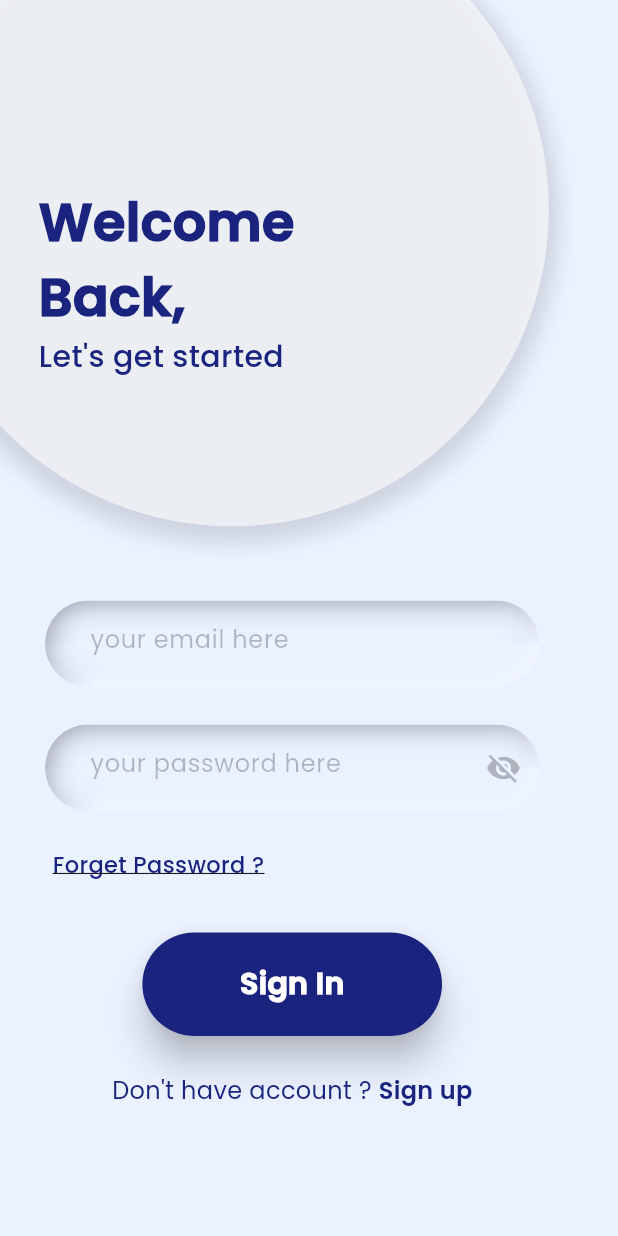
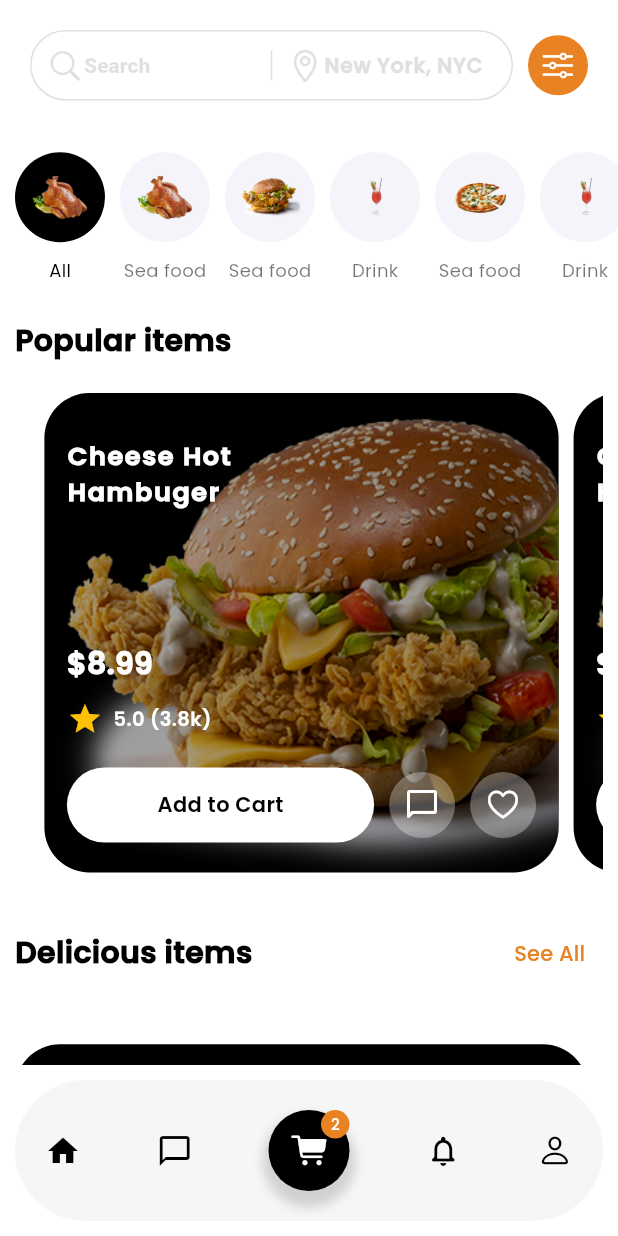
Before and after one commit to christ-dev19/freestyles, a Flutter app: the screen it shows after launch, on a phone screen of 412 x 824 dp. Run offline on Flutter 3.47's test engine with Material 2 defaults, Android fonts, the phone set to English and light mode, and no system bars.

Commit message:
fix FoodOrderingApp1

```diff
--- a/lib/core/AppRouting.dart
+++ b/lib/core/AppRouting.dart
@@ -6,13 +6,15 @@ import 'package:freestyles/screens/LoginPage.dart';
 import '../screens/CorporateWellnessPage.dart';
 import '../screens/CorporateWellnessWithModalPage.dart';
 import '../screens/DragableCustom.dart';
- import '../screens/MyHomePage.dart';
+import '../screens/FoodOrderingApp/FoodOrderingApp1.dart';
+import '../screens/MyHomePage.dart';
 import '../screens/RegisterPage.dart';
 
 class AppRouting {
   static const home = "home";
   static const login = "login";
   static const register = "register";
+  static const foodOrderingApp1 = "FoodOrderingApp1";
   static const corporateWellness = "corporateWellness";
   static const corporateWellnessWithModalPage =
       "CorporateWellnessWithModalPage";
@@ -44,6 +46,11 @@ class AppRouting {
         return MaterialPageRoute(builder: (_) {
           return const CorporateWellnessPage();
         });
+
+      case foodOrderingApp1:
+        return MaterialPageRoute(builder: (_) {
+          return const FoodOrderingApp1();
+        });
       case corporateWellnessWithModalPage:
         return MaterialPageRoute(builder: (_) {
           return const CorporateWellnessWithModalPage();
--- a/lib/main.dart
+++ b/lib/main.dart
@@ -15,7 +15,7 @@ class MyApp extends StatelessWidget {
     return MaterialApp(
       title: 'Flutter Demo',
       debugShowCheckedModeBanner: false,
-      initialRoute: AppRouting.login,
+      initialRoute: AppRouting.foodOrderingApp1,
       onGenerateRoute: (settings) => AppRouting.onGenerateRoute(settings),
       onGenerateTitle: (context) {
         return "context";
--- /dev/null
+++ b/lib/screens/FoodOrderingApp/FoodOrderingApp1.dart
@@ -0,0 +1,520 @@
+import 'dart:math';
+
+import 'package:flutter/cupertino.dart';
+import 'package:flutter/material.dart';
+import 'package:flutter/services.dart';
+import 'package:intl/intl.dart';
+import 'package:vector_math/vector_math.dart' as vm;
+
+Color colorOrange = const Color.fromRGBO(233, 130, 34, 1);
+Color colorGrey = const Color.fromRGBO(216, 216, 236, 0.28627450980392155);
+
+class FoodOrderingApp1 extends StatefulWidget {
+  const FoodOrderingApp1({super.key});
+
+  @override
+  State<FoodOrderingApp1> createState() => _FoodOrderingApp1State();
+}
+
+class _FoodOrderingApp1State extends State<FoodOrderingApp1> {
+  List<dynamic> foods = [
+    {
+      "id": Random().nextInt(99),
+      'name': "All",
+      "image": "assets/images/FoodOrderingApp/chicken.png"
+    },
+    {
+      "id": Random().nextInt(99),
+      'name': "Sea food",
+      "image": "assets/images/FoodOrderingApp/chicken.png"
+    },
+    {
+      "id": Random().nextInt(99),
+      'name': "Sea food",
+      "image": "assets/images/FoodOrderingApp/hamburger1.png"
+    },
+    {
+      "id": Random().nextInt(99),
+      'name': "Drink",
+      "image": "assets/images/FoodOrderingApp/watermelon.png"
+    },
+    {
+      "id": Random().nextInt(99),
+      'name': "Sea food",
+      "image": "assets/images/FoodOrderingApp/pizza.png"
+    },
+    {
+      "id": Random().nextInt(99),
+      'name': "Drink",
+      "image": "assets/images/FoodOrderingApp/watermelon.png"
+    },
+    {
+      "id": Random().nextInt(99),
+      'name': "Sea food",
+      "image": "assets/images/FoodOrderingApp/chicken.png"
+    },
+    {
+      "id": Random().nextInt(99),
+      'name': "Sea food",
+      "image": "assets/images/FoodOrderingApp/pizza.png"
+    },
+  ];
+  List<dynamic> itemPopulars = List.generate(
+      4, (index) => {"image": "assets/images/FoodOrderingApp/hamburger1.png"});
+  List<dynamic> itemPizza = List.generate(
+      4, (index) => {"image": "assets/images/FoodOrderingApp/pizza.png"});
+
+  int foodsIndexSelected = 0;
+  int itemPopularIndexSelected = 0;
+
+  TextEditingController _searchController = TextEditingController();
+
+  final PageController _pageController =
+      PageController(viewportFraction: .9, initialPage: 0);
+
+  @override
+  void initState() {
+    // TODO: implement initState
+    _searchController = TextEditingController(text: "Search");
+    super.initState();
+  }
+
+  @override
+  Widget build(BuildContext context) {
+    Size size = MediaQuery.of(context).size;
+
+    return AnnotatedRegion<SystemUiOverlayStyle>(
+      value: const SystemUiOverlayStyle(
+        statusBarColor: Colors.white,
+        statusBarIconBrightness: Brightness.dark,
+      ),
+      child: Scaffold(
+        backgroundColor: Colors.white,
+        body: SafeArea(
+          child: SingleChildScrollView(
+            child: Column(
+              children: [
+                Container(
+                  width: size.width,
+                  margin: const EdgeInsets.all(20),
+                  child: Row(
+                    mainAxisAlignment: MainAxisAlignment.spaceBetween,
+                    crossAxisAlignment: CrossAxisAlignment.center,
+                    children: [
+                      Expanded(
+                        child: Container(
+                          padding: const EdgeInsets.all(10),
+                          margin: const EdgeInsets.only(right: 10),
+                          decoration: BoxDecoration(
+                            shape: BoxShape.rectangle,
+                            borderRadius: BorderRadius.circular(50),
+                            border: Border.all(
+                              color: Colors.black12,
+                              width: 1,
+                            ),
+                          ),
+                          child: Row(
+                            mainAxisAlignment: MainAxisAlignment.start,
+                            crossAxisAlignment: CrossAxisAlignment.center,
+                            children: [
+                              const Icon(
+                                CupertinoIcons.search,
+                                size: 25,
+                                color: Colors.black12,
+                              ),
+                              Expanded(
+                                child: EditableText(
+                                  maxLines: 1,
+                                  textAlign: TextAlign.start,
+                                  backgroundCursorColor: Colors.black12,
+                                  controller: _searchController,
+                                  cursorColor: Colors.black12,
+                                  style: const TextStyle(
+                                    color: Colors.black12,
+                                    fontWeight: FontWeight.w900,
+                                  ),
+                                  focusNode: FocusNode(),
+                                ),
+                              ),
+                              Transform.rotate(
+                                angle: vm.radians(90),
+                                child: Container(
+                                  height: 1,
+                                  width: 20,
+                                  decoration: const BoxDecoration(
+                                    color: Colors.black12,
+                                  ),
+                                ),
+                              ),
+                              const Icon(
+                                CupertinoIcons.placemark,
+                                size: 25,
+                                color: Colors.black12,
+                              ),
+                                Flexible(
+                                child: GestureDetector(
+                                  onTap: () {
+                                    debugPrint("GestureDetector");
+                                  },
+                                  child: const Text(
+                                    'New York, NYC',
+                                    maxLines: 1,
+                                    overflow: TextOverflow.ellipsis,
+                                    style: TextStyle(
+                                        color: Colors.black12,
+                                        fontWeight: FontWeight.w900),
+                                  ),
+                                ),
+                              ),
+                            ],
+                          ),
+                        ),
+                      ),
+                      CircleAvatar(
+                        backgroundColor: colorOrange,
+                        radius: 20,
+                        child: const Icon(
+                          CupertinoIcons.slider_horizontal_3,
+                          color: Colors.white,
+                        ),
+                      )
+                    ],
+                  ),
+                ),
+                Container(
+                  constraints: BoxConstraints(
+                    minHeight: size.height / 9,
+                    maxHeight: size.height / 7.1,
+                    minWidth: size.width,
+                  ),
+                  child: ListView.separated(
+                    itemCount: foods.length,
+                    padding: const EdgeInsets.symmetric(horizontal: 10),
+                    separatorBuilder: (context, index) => SizedBox(
+                      width: index == foods.length ? 0 : 10,
+                    ),
+                    scrollDirection: Axis.horizontal,
+                    itemBuilder: (ctx, index) {
+                      dynamic food = foods[index];
+                      return GestureDetector(
+                        onTap: () {
+                          foodsIndexSelected = index;
+                          setState(() {});
+                        },
+                        child: Column(
+                          mainAxisAlignment: MainAxisAlignment.center,
+                          children: [
+                            CircleAvatar(
+                              backgroundColor: index == foodsIndexSelected
+                                  ? Colors.black
+                                  : colorGrey,
+                              radius: 30,
+                              child: Padding(
+                                padding: const EdgeInsets.all(10.0),
+                                child: Image.asset(
+                                  '${food['image']}',
+                                  alignment: Alignment.center,
+                                  fit: BoxFit.cover,
+                                  repeat: ImageRepeat.noRepeat,
+                                ),
+                              ),
+                            ),
+                            Container(
+                              margin: const EdgeInsets.only(top: 10),
+                              child: Text(
+                                "${food['name']}",
+                                style: TextStyle(
+                                  color: index == foodsIndexSelected
+                                      ? Colors.black
+                                      : Colors.black54,
+                                  fontSize: 12,
+                                ),
+                              ),
+                            )
+                          ],
+                        ),
+                      );
+                    },
+                  ),
+                ),
+                Container(
+                  margin: const EdgeInsets.all(10),
+                  width: size.width,
+                  child: const Text(
+                    'Popular items',
+                    textAlign: TextAlign.start,
+                    style: TextStyle(
+                        fontWeight: FontWeight.w900,
+                        color: Colors.black,
+                        fontSize: 20),
+                  ),
+                ),
+                Container(
+                  margin: const EdgeInsets.all(10),
+                  width: size.width,
+                  constraints: BoxConstraints(
+                    minHeight: size.height / 3.5,
+                    maxHeight: size.height / 2.5,
+                  ),
+                  child: PageView.builder(
+                    itemCount: itemPopulars.length,
+                    scrollDirection: Axis.horizontal,
+                    controller: _pageController,
+                    itemBuilder: (ctx, index) {
+                      dynamic item = itemPopulars[index];
+                      return ItemWidget(
+                        title: 'Cheese Hot\nHambuger',
+                        data: item,
+                      );
+                    },
+                  ),
+                ),
+                Container(
+                  margin: const EdgeInsets.all(10),
+                  width: size.width,
+                  child: Row(
+                    mainAxisAlignment: MainAxisAlignment.spaceBetween,
+                    crossAxisAlignment: CrossAxisAlignment.center,
+                    children: [
+                      const Text(
+                        'Delicious items',
+                        textAlign: TextAlign.start,
+                        style: TextStyle(
+                            fontWeight: FontWeight.w900,
+                            color: Colors.black,
+                            fontSize: 20),
+                      ),
+                      TextButton(
+                        onPressed: () {},
+                        style: ButtonStyle(
+                          foregroundColor:
+                              MaterialStateProperty.all(colorOrange),
+                        ),
+                        child: const Text('See All'),
+                      ),
+                    ],
+                  ),
+                ),
+                Container(
+                  margin: const EdgeInsets.all(10),
+                  width: size.width,
+                  constraints: BoxConstraints(
+                    minHeight: size.height / 3.5,
+                    maxHeight: size.height / 2.5,
+                  ),
+                  child: PageView.builder(
+                    itemCount: itemPizza.length,
+                    scrollDirection: Axis.vertical,
+                    controller: _pageController,
+                    itemBuilder: (ctx, index) {
+                      dynamic item = itemPizza[index];
+                      return ItemWidget(
+                          title: 'Italian Hot\nPizza', data: item);
+                    },
+                  ),
+                ),
+              ],
+            ),
+          ),
+        ),
+        bottomNavigationBar: Container(
+          margin: const EdgeInsets.all(10),
+          padding: const EdgeInsets.all(20),
+          decoration: BoxDecoration(
+            color: const Color.fromRGBO(246, 246, 246, 1),
+            shape: BoxShape.rectangle,
+            borderRadius: BorderRadius.circular(50),
+          ),
+          child: Row(
+            crossAxisAlignment: CrossAxisAlignment.center,
+            mainAxisAlignment: MainAxisAlignment.spaceBetween,
+            children: [
+              const Icon(
+                Icons.home,
+                color: Colors.black,
+              ),
+              const Icon(
+                Icons.chat_bubble_outline,
+                color: Colors.black,
+              ),
+              Container(
+                decoration: const BoxDecoration(
+                  color: Colors.black,
+                  shape: BoxShape.circle,
+                  boxShadow: [
+                    BoxShadow(
+                      offset: Offset(0, 7),
+                      color: Color.fromRGBO(209, 209, 209, 1),
+                      blurRadius: 5,
+                      spreadRadius: 4,
+                    )
+                  ],
+                ),
+                child: Stack(
+                  children: [
+                    Positioned(
+                      top: 0,
+                      right: 0,
+                      child: CircleAvatar(
+                        backgroundColor: colorOrange,
+                        radius: 9.5,
+                        child: const Text(
+                          '2',
+                          style: TextStyle(
+                            color: Colors.white,
+                            fontSize: 10,
+                          ),
+                        ),
+                      ),
+                    ),
+                    const Positioned(
+                      child: Padding(
+                        padding: EdgeInsets.all(15.0),
+                        child: Icon(
+                          CupertinoIcons.cart_fill,
+                          color: Colors.white,
+                        ),
+                      ),
+                    )
+                  ],
+                ),
+              ),
+              const Icon(
+                Icons.notifications_none_rounded,
+                color: Colors.black,
+              ),
+              const Icon(
+                CupertinoIcons.person,
+                color: Colors.black,
+              ),
+            ],
+          ),
+        ),
+      ),
+    );
+  }
+}
+
+class ItemWidget extends StatelessWidget {
+  dynamic data;
+  String title;
+
+  ItemWidget({super.key, required this.data, required this.title});
+
+  @override
+  Widget build(BuildContext context) {
+    var size = MediaQuery.of(context).size;
+    NumberFormat numberFormat = NumberFormat.simpleCurrency(locale: 'en_US');
+
+    return Container(
+      margin: const EdgeInsets.only(right: 10, bottom: 10),
+      decoration: BoxDecoration(
+        color: Colors.black,
+        image: DecorationImage(
+          image: AssetImage(data['image']),
+          fit: BoxFit.cover,
+          alignment: Alignment.centerLeft,
+          colorFilter: const ColorFilter.mode(Colors.black38, BlendMode.srcATop),
+        ),
+        borderRadius: const BorderRadius.all(
+          Radius.circular(30),
+        ),
+        shape: BoxShape.rectangle,
+      ),
+      child: Padding(
+        padding: const EdgeInsets.all(15.0).copyWith(top: 30),
+        child: Column(
+          mainAxisAlignment: MainAxisAlignment.end,
+          crossAxisAlignment: CrossAxisAlignment.start,
+          children: [
+            Text(
+              title,
+              textAlign: TextAlign.start,
+              style: const TextStyle(
+                  color: Colors.white,
+                  fontWeight: FontWeight.w900,
+                  fontSize: 17,
+                  letterSpacing: 1.1),
+            ),
+            const Expanded(child: SizedBox()),
+            Container(
+              margin: const EdgeInsets.only(bottom: 10),
+              child: Text(
+                numberFormat.format(8.99),
+                textAlign: TextAlign.start,
+                style: const TextStyle(
+                  color: Colors.white,
+                  fontWeight: FontWeight.w900,
+                  fontSize: 20,
+                ),
+              ),
+            ),
+            Container(
+              margin: const EdgeInsets.only(bottom: 20),
+              child: const Row(
+                mainAxisAlignment: MainAxisAlignment.start,
+                crossAxisAlignment: CrossAxisAlignment.center,
+                children: [
+                  Icon(Icons.star, color: Colors.amber),
+                  SizedBox(width: 7),
+                  Text(
+                    '5.0 (3.8k)',
+                    textAlign: TextAlign.start,
+                    style: TextStyle(
+                      color: Colors.white,
+                      fontWeight: FontWeight.w600,
+                      fontSize: 13,
+                    ),
+                  ),
+                ],
+              ),
+            ),
+            Container(
+              margin: const EdgeInsets.only(bottom: 5),
+              child: Row(
+                mainAxisAlignment: MainAxisAlignment.spaceBetween,
+                crossAxisAlignment: CrossAxisAlignment.center,
+                children: [
+                  Expanded(
+                    child: Container(
+                      alignment: Alignment.center,
+                      padding: const EdgeInsets.all(15),
+                      decoration: ShapeDecoration(
+                        color: Colors.white,
+                        shape: RoundedRectangleBorder(
+                          borderRadius: BorderRadius.all(
+                            Radius.circular(size.width),
+                          ),
+                        ),
+                      ),
+                      child: const Text(
+                        'Add to Cart',
+                        style: TextStyle(
+                          color: Colors.black,
+                          fontWeight: FontWeight.w700,
+                        ),
+                      ),
+                    ),
+                  ),
+                  const SizedBox(width: 10),
+                  const CircleAvatar(
+                    radius: 22,
+                    backgroundColor: Colors.white30,
+                    child: Icon(Icons.messenger_outline_rounded,
+                        color: Colors.white),
+                  ),
+                  const SizedBox(width: 10),
+                  const CircleAvatar(
+                    radius: 22,
+                    backgroundColor: Colors.white30,
+                    child: Icon(CupertinoIcons.heart, color: Colors.white),
+                  ),
+                ],
+              ),
+            ),
+          ],
+        ),
+      ),
+    );
+  }
+}
--- a/lib/screens/MyHomePage.dart
+++ b/lib/screens/MyHomePage.dart
@@ -12,8 +12,7 @@ class MyHomePage extends StatefulWidget {
 }
 
 class _MyHomePageState extends State<MyHomePage> {
-  final GlobalKey<ScaffoldState> _drawerKey =   GlobalKey<ScaffoldState>();
-
+  final GlobalKey<ScaffoldState> _drawerKey = GlobalKey<ScaffoldState>();
 
   @override
   Widget build(BuildContext context) {
@@ -77,27 +76,38 @@ class _MyHomePageState extends State<MyHomePage> {
                     _buildItemDrawer(
                       icon: CupertinoIcons.square_grid_2x2,
                       label: "Connexion",
-                      onTap: () => Navigator.pushNamed(context, AppRouting.login),
+                      onTap: () =>
+                          Navigator.pushNamed(context, AppRouting.login),
                     ),
                     _buildItemDrawer(
                       icon: CupertinoIcons.square_grid_2x2,
                       label: "Création de compte",
-                      onTap: () => Navigator.pushNamed(context, AppRouting.register),
+                      onTap: () =>
+                          Navigator.pushNamed(context, AppRouting.register),
                     ),
                     _buildItemDrawer(
                       icon: CupertinoIcons.square_grid_2x2,
                       label: "Accueil",
-                      onTap: () => Navigator.pushNamed(context, AppRouting.home),
+                      onTap: () =>
+                          Navigator.pushNamed(context, AppRouting.home),
                     ),
                     _buildItemDrawer(
                       icon: CupertinoIcons.square_grid_2x2,
                       label: "Corporate Wellness",
-                      onTap: () => Navigator.pushNamed(context, AppRouting.corporateWellness),
+                      onTap: () => Navigator.pushNamed(
+                          context, AppRouting.corporateWellness),
                     ),
                     _buildItemDrawer(
                       icon: CupertinoIcons.square_grid_2x2,
                       label: "Dragable Custom",
-                      onTap: () => Navigator.pushNamed(context, AppRouting.draggableCustom),
+                      onTap: () => Navigator.pushNamed(
+                          context, AppRouting.draggableCustom),
+                    ),
+                    _buildItemDrawer(
+                      icon: CupertinoIcons.square_grid_2x2,
+                      label: "Food Ordering App1",
+                      onTap: () => Navigator.pushNamed(
+                          context, AppRouting.foodOrderingApp1),
                     ),
                   ],
                 ),
--- a/pubspec.yaml
+++ b/pubspec.yaml
@@ -33,6 +33,7 @@ dependencies:
   # The following adds the Cupertino Icons font to your application.
   # Use with the CupertinoIcons class for iOS style icons.
   cupertino_icons: ^1.0.5
+  intl: ^0.18.1
 
 dev_dependencies:
   flutter_test:
@@ -60,6 +61,7 @@ flutter:
   assets:
     - assets/
     - assets/images/
+    - assets/images/FoodOrderingApp/
   #   - images/a_dot_ham.jpeg
 
   # An image asset can refer to one or more resolution-specific "variants", see
```
Also changed, not shown: assets/images/FoodOrderingApp/chicken.png (added), assets/images/FoodOrderingApp/hamburger1.png (added), assets/images/FoodOrderingApp/pizza.png (added), assets/images/FoodOrderingApp/watermelon.png (added), pubspec.lock.
